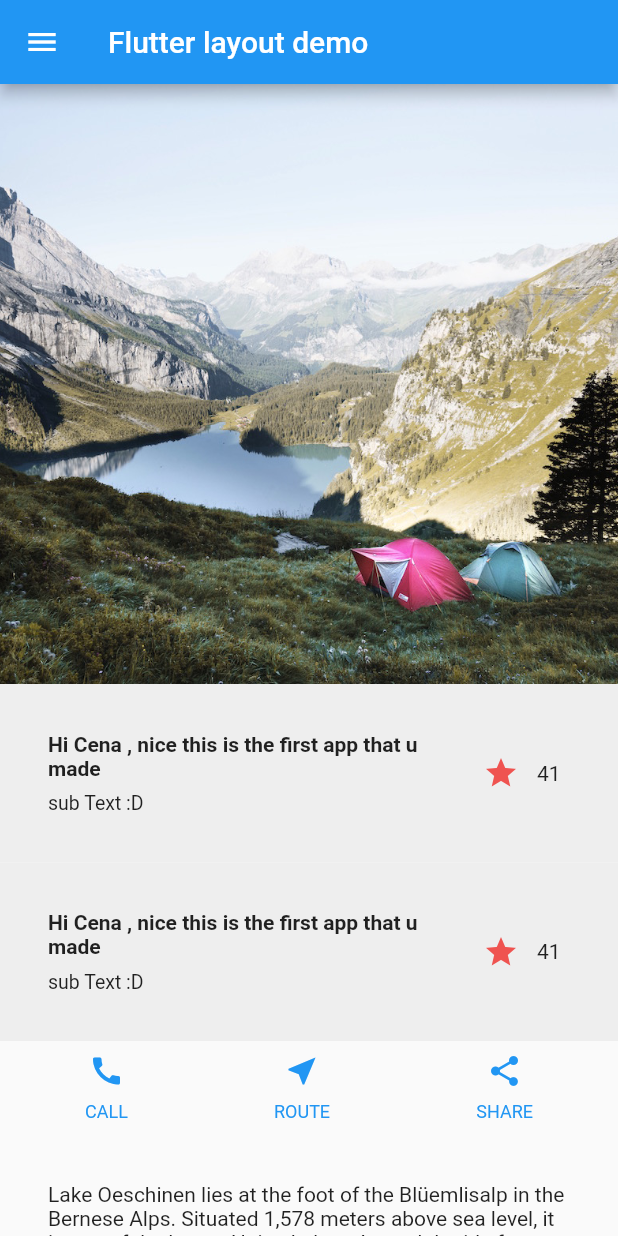
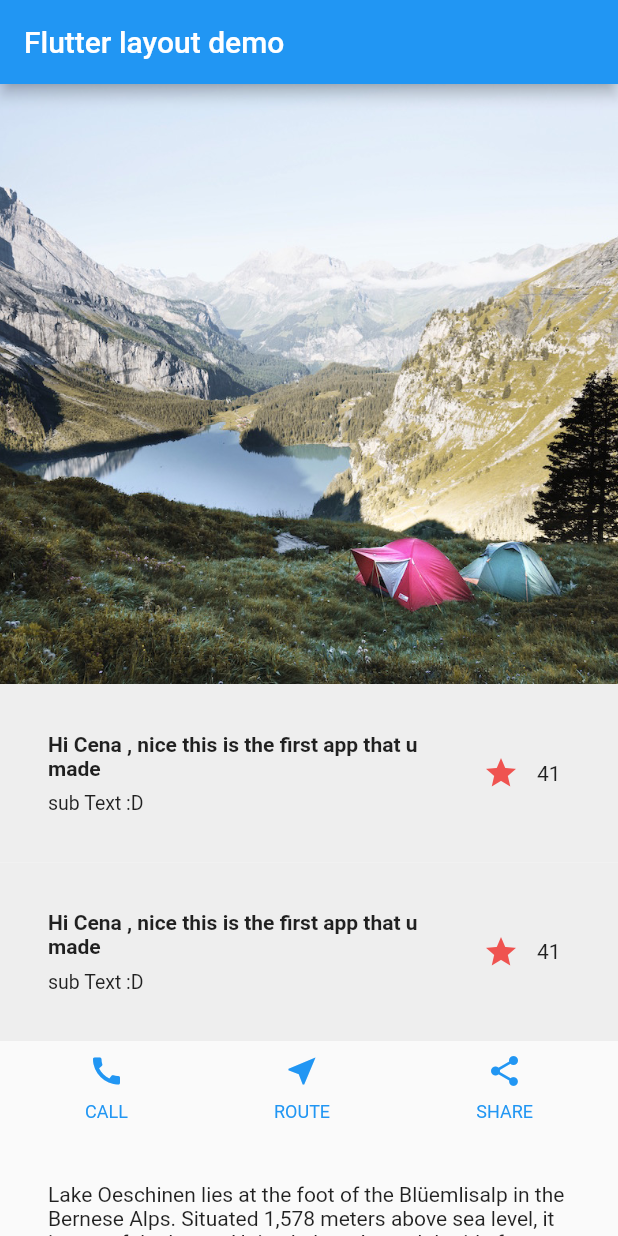
Before and after one commit to CenaAshoori/Flutter-Applications, a Flutter app: the screen it shows after launch, on a phone screen of 412 x 824 dp. Run offline on Flutter 3.47's test engine with Material 2 defaults, Android fonts, the phone set to English and light mode, and no system bars.

```diff
--- a/lib/main.dart
+++ b/lib/main.dart
@@ -84,22 +84,6 @@ class MyApp extends StatelessWidget {
         appBar: AppBar(
           title: const Text('Flutter layout demo'),
         ),
-        drawer: Drawer(
-          child: ListView(
-            children: <Widget>[
-              DrawerHeader(
-                child: UserAccountsDrawerHeader(
-                  accountName: Text("Cena Ashoori"),
-                  accountEmail: Text("Cena@gmail.com"),
-                ),
-
-              ),
-              Container(
-
-              )
-            ],
-          ),
-        ),
         body: ListView(children: <Widget>[
           Image.asset(
             "images/1.jpg",
```
